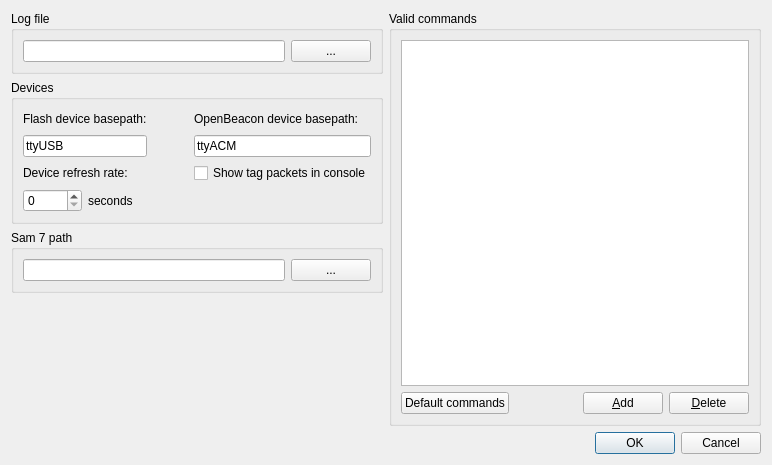
This is src/obConfig/preferences.ui in CMon/dld as Qt 5 draws it before an edit. The edited form follows.
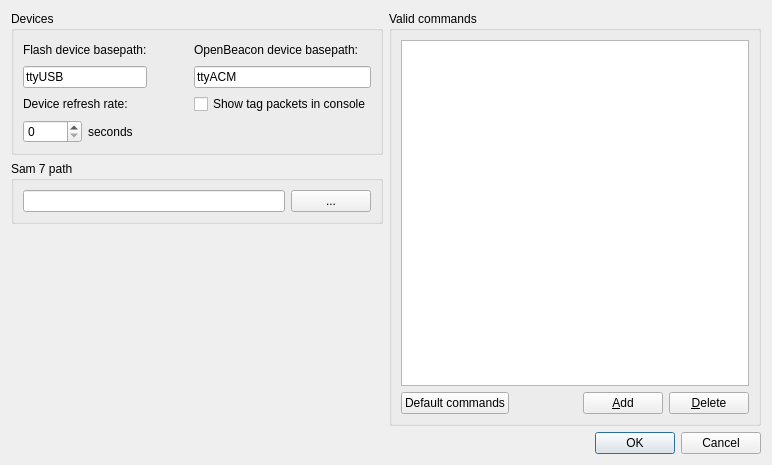
This is the edited form.

```diff
--- a/src/obConfig/preferences.ui
+++ b/src/obConfig/preferences.ui
@@ -18,49 +18,14 @@
      <item>
       <layout class="QVBoxLayout" >
        <item>
-        <widget class="QGroupBox" name="groupBox_3" >
-         <property name="title" >
-          <string>Log file</string>
-         </property>
-         <layout class="QHBoxLayout" >
-          <item>
-           <widget class="QLineEdit" name="logFileEdit" >
-            <property name="toolTip" >
-             <string>Log file. If empty then logging will be done to the console</string>
-            </property>
-            <property name="statusTip" >
-             <string>Log file</string>
-            </property>
-           </widget>
-          </item>
-          <item>
-           <widget class="QPushButton" name="logFileButton" >
-            <property name="sizePolicy" >
-             <sizepolicy vsizetype="Fixed" hsizetype="Fixed" >
-              <horstretch>0</horstretch>
-              <verstretch>0</verstretch>
-             </sizepolicy>
-            </property>
-            <property name="toolTip" >
-             <string>Select a file to log to.</string>
-            </property>
-            <property name="text" >
-             <string>...</string>
-            </property>
-           </widget>
-          </item>
-         </layout>
-        </widget>
-       </item>
-       <item>
-        <widget class="QGroupBox" name="groupBox" >
-         <property name="title" >
+        <widget class="QGroupBox" name="groupBox">
+         <property name="title">
           <string>Devices</string>
          </property>
-         <layout class="QGridLayout" >
-          <item row="0" column="0" >
-           <widget class="QLabel" name="label" >
-            <property name="text" >
+         <layout class="QGridLayout">
+          <item row="0" column="0">
+           <widget class="QLabel" name="label">
+            <property name="text">
              <string>Flash device basepath:</string>
             </property>
             <property name="buddy" >
@@ -68,7 +33,7 @@
             </property>
            </widget>
           </item>
-          <item row="0" column="1" >
+          <item row="0" column="1">
            <spacer>
             <property name="orientation" >
              <enum>Qt::Horizontal</enum>
@@ -81,9 +46,9 @@
             </property>
            </spacer>
           </item>
-          <item row="0" column="2" >
-           <widget class="QLabel" name="label_2" >
-            <property name="text" >
+          <item row="0" column="2">
+           <widget class="QLabel" name="label_2">
+            <property name="text">
              <string>OpenBeacon device basepath:</string>
             </property>
             <property name="buddy" >
@@ -91,10 +56,10 @@
             </property>
            </widget>
           </item>
-          <item row="1" column="0" >
-           <widget class="QLineEdit" name="flashBasepathEdit" >
-            <property name="toolTip" >
-             <string>&lt;html>&lt;head>&lt;meta name="qrichtext" content="1" />&lt;style type="text/css">
+          <item row="1" column="0">
+           <widget class="QLineEdit" name="flashBasepathEdit">
+            <property name="toolTip">
+             <string>&lt;html&gt;&lt;head&gt;&lt;meta name=&quot;qrichtext&quot; content=&quot;1&quot; /&gt;&lt;style type=&quot;text/css&quot;&gt;
 p, li { white-space: pre-wrap; }
 &lt;/style>&lt;/head>&lt;body style=" font-family:'Sans Serif'; font-size:10pt; font-weight:400; font-style:normal;">
 &lt;p style=" margin-top:0px; margin-bottom:0px; margin-left:0px; margin-right:0px; -qt-block-indent:0; text-indent:0px;">This is the basepath (without the ending numbers) of the devices that are used for the OpenBeacon when it is ready to get flashed.&lt;/p>&lt;/body>&lt;/html></string>
@@ -104,7 +69,7 @@
             </property>
            </widget>
           </item>
-          <item row="1" column="1" >
+          <item row="1" column="1">
            <spacer>
             <property name="orientation" >
              <enum>Qt::Horizontal</enum>
@@ -117,10 +82,10 @@
             </property>
            </spacer>
           </item>
-          <item row="1" column="2" >
-           <widget class="QLineEdit" name="openBeaconBasepathEdit" >
-            <property name="toolTip" >
-             <string>&lt;html>&lt;head>&lt;meta name="qrichtext" content="1" />&lt;style type="text/css">
+          <item row="1" column="2">
+           <widget class="QLineEdit" name="openBeaconBasepathEdit">
+            <property name="toolTip">
+             <string>&lt;html&gt;&lt;head&gt;&lt;meta name=&quot;qrichtext&quot; content=&quot;1&quot; /&gt;&lt;style type=&quot;text/css&quot;&gt;
 p, li { white-space: pre-wrap; }
 &lt;/style>&lt;/head>&lt;body style=" font-family:'Sans Serif'; font-size:10pt; font-weight:400; font-style:normal;">
 &lt;p style=" margin-top:0px; margin-bottom:0px; margin-left:0px; margin-right:0px; -qt-block-indent:0; text-indent:0px;">This is the basepath (without the ending numbers) of the devices that are used for the OpenBeacon. This devices are already flashed with an image and are ready to receive configuration data.&lt;/p>&lt;/body>&lt;/html></string>
@@ -130,14 +95,14 @@
             </property>
            </widget>
           </item>
-          <item row="2" column="0" >
-           <widget class="QLabel" name="label_3" >
-            <property name="text" >
+          <item row="2" column="0">
+           <widget class="QLabel" name="label_3">
+            <property name="text">
              <string>Device refresh rate:</string>
             </property>
            </widget>
           </item>
-          <item row="2" column="1" >
+          <item row="2" column="1">
            <spacer>
             <property name="orientation" >
              <enum>Qt::Horizontal</enum>
@@ -150,9 +115,9 @@
             </property>
            </spacer>
           </item>
-          <item row="2" column="2" >
-           <widget class="QCheckBox" name="showTagPacketsCheck" >
-            <property name="toolTip" >
+          <item row="2" column="2">
+           <widget class="QCheckBox" name="showTagPacketsCheck">
+            <property name="toolTip">
              <string>If checked the console will also print the received packages from tags around the node</string>
             </property>
             <property name="text" >
@@ -160,14 +125,14 @@
             </property>
            </widget>
           </item>
-          <item row="3" column="0" >
-           <layout class="QHBoxLayout" >
+          <item row="3" column="0">
+           <layout class="QHBoxLayout">
             <item>
-             <widget class="QSpinBox" name="refreshSpin" />
+             <widget class="QSpinBox" name="refreshSpin"/>
             </item>
             <item>
-             <widget class="QLabel" name="label_5" >
-              <property name="text" >
+             <widget class="QLabel" name="label_5">
+              <property name="text">
                <string>seconds</string>
               </property>
               <property name="buddy" >
@@ -185,14 +150,14 @@
          <property name="title" >
           <string>Sam 7 path</string>
          </property>
-         <layout class="QHBoxLayout" >
+         <layout class="QHBoxLayout">
           <item>
-           <widget class="QLineEdit" name="sam7PathEdit" />
+           <widget class="QLineEdit" name="sam7PathEdit"/>
           </item>
           <item>
-           <widget class="QPushButton" name="sam7PathButton" >
-            <property name="sizePolicy" >
-             <sizepolicy vsizetype="Fixed" hsizetype="Fixed" >
+           <widget class="QPushButton" name="sam7PathButton">
+            <property name="sizePolicy">
+             <sizepolicy hsizetype="Fixed" vsizetype="Fixed">
               <horstretch>0</horstretch>
               <verstretch>0</verstretch>
              </sizepolicy>
```
Left out of the diff: 105 changed lines with no effect on the pictures.
